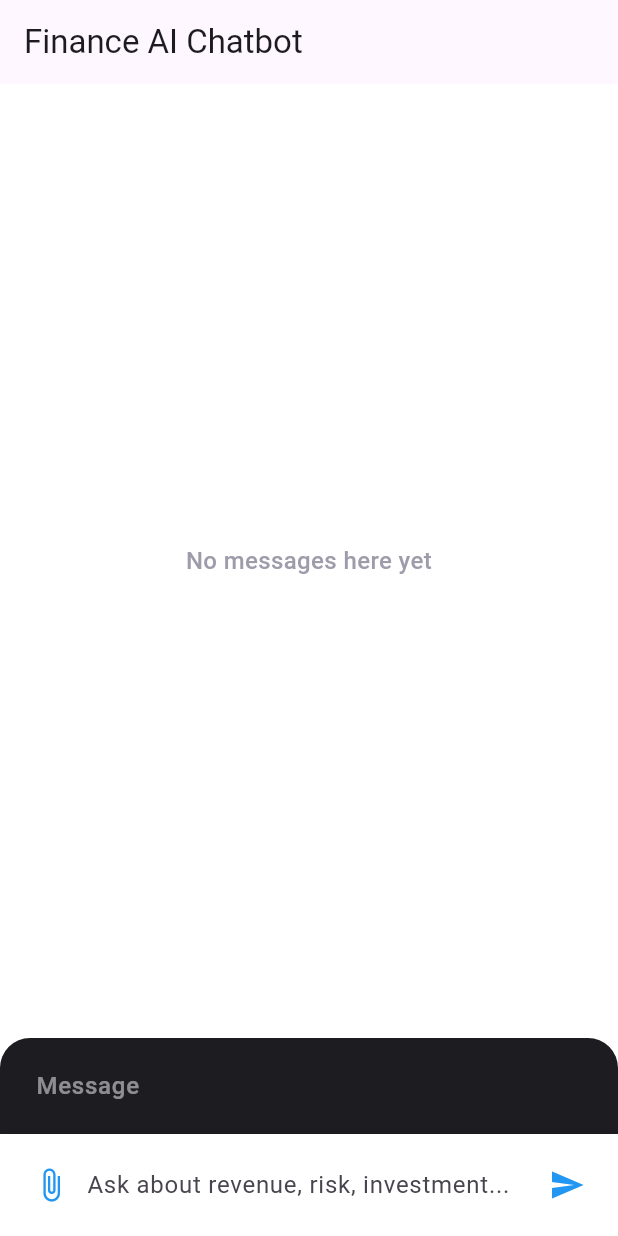
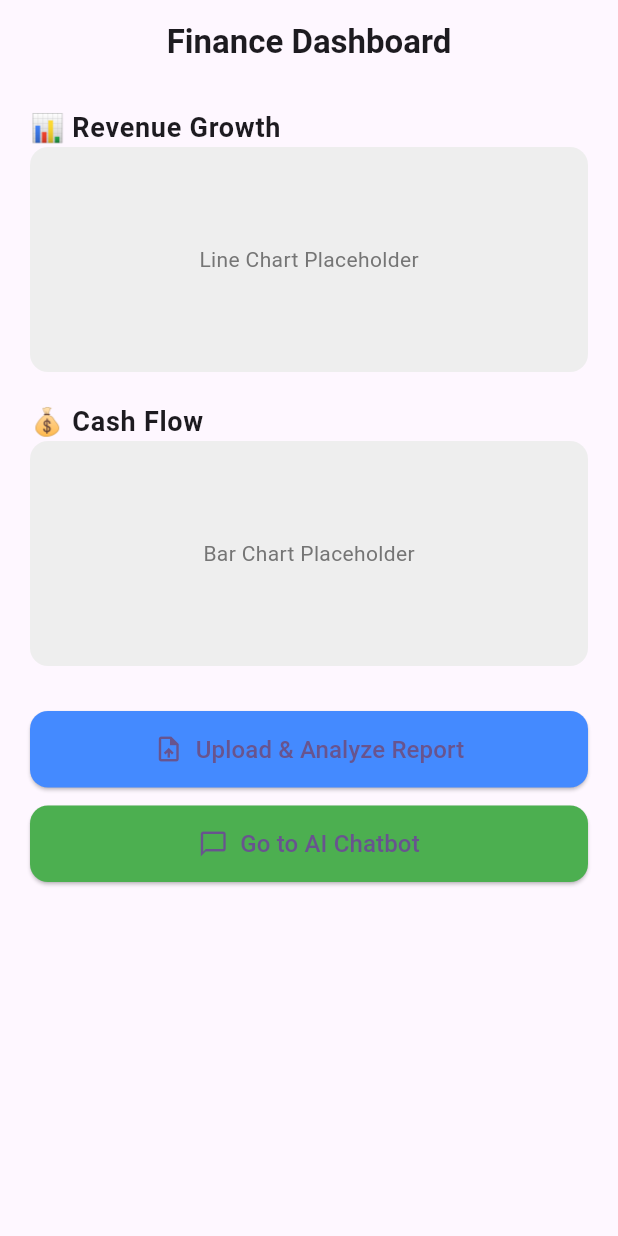
Before and after one commit to dhruvjaink07/finance-analysis, a Flutter app: the screen it shows after launch, on a phone screen of 412 x 824 dp. Run offline on Flutter 3.47's test engine with Material 3 defaults, Android fonts, the phone set to English and light mode, and no system bars; our stand-ins replace dio, file_picker, flutter_chat_types, flutter_chat_ui.

Commit message:
Home and report upload screen

```diff
--- a/lib/main.dart
+++ b/lib/main.dart
@@ -1,5 +1,6 @@
 import 'package:flutter/material.dart';
 import 'package:techblitz/screens/chatbot_screen.dart';
+import 'package:techblitz/screens/home_screen.dart';
 
 void main() {
   runApp(const MyApp());
@@ -32,7 +33,7 @@
         colorScheme: ColorScheme.fromSeed(seedColor: Colors.deepPurple),
         useMaterial3: true,
       ),
-      home: ChatbotScreen(),
+      home: HomeScreen(),
     );
   }
 }
--- /dev/null
+++ b/lib/screens/home_screen.dart
@@ -0,0 +1,107 @@
+import 'package:flutter/material.dart';
+import 'report_upload_screen.dart';
+import 'chatbot_screen.dart';
+
+class HomeScreen extends StatelessWidget {
+  @override
+  Widget build(BuildContext context) {
+    return Scaffold(
+      appBar: AppBar(
+        title: Text("Finance Dashboard",
+            style: TextStyle(fontWeight: FontWeight.bold)),
+        centerTitle: true,
+      ),
+      body: Padding(
+        padding: const EdgeInsets.symmetric(horizontal: 20.0, vertical: 16.0),
+        child: Column(
+          crossAxisAlignment: CrossAxisAlignment.start,
+          children: [
+            _buildSectionTitle("📊 Revenue Growth"),
+            _buildPlaceholder("Line Chart Placeholder"),
+            SizedBox(height: 20),
+            _buildSectionTitle("💰 Cash Flow"),
+            _buildPlaceholder("Bar Chart Placeholder"),
+            SizedBox(height: 30),
+            _buildNavigationButtons(context),
+          ],
+        ),
+      ),
+    );
+  }
+
+  // Styled Section Title
+  Widget _buildSectionTitle(String title) {
+    return Text(
+      title,
+      style: TextStyle(
+          fontSize: 18, fontWeight: FontWeight.w600, letterSpacing: 0.5),
+    );
+  }
+
+  // Placeholder for Charts (Replace with fl_chart later)
+  Widget _buildPlaceholder(String text) {
+    return Container(
+      height: 150,
+      width: double.infinity,
+      decoration: BoxDecoration(
+        color: Colors.grey[200],
+        borderRadius: BorderRadius.circular(12),
+      ),
+      child: Center(
+        child:
+            Text(text, style: TextStyle(color: Colors.grey[600], fontSize: 14)),
+      ),
+    );
+  }
+
+  // Navigation Buttons
+  Widget _buildNavigationButtons(BuildContext context) {
+    return Column(
+      children: [
+        _buildButton(
+          context,
+          title: "Upload & Analyze Report",
+          icon: Icons.upload_file,
+          color: Colors.blueAccent,
+          onTap: () {
+            Navigator.push(context,
+                MaterialPageRoute(builder: (context) => ReportUploadScreen()));
+          },
+        ),
+        SizedBox(height: 12),
+        _buildButton(
+          context,
+          title: "Go to AI Chatbot",
+          icon: Icons.chat_bubble_outline,
+          color: Colors.green,
+          onTap: () {
+            Navigator.push(context,
+                MaterialPageRoute(builder: (context) => ChatbotScreen()));
+          },
+        ),
+      ],
+    );
+  }
+
+  // Custom Button Widget
+  Widget _buildButton(BuildContext context,
+      {required String title,
+      required IconData icon,
+      required Color color,
+      required VoidCallback onTap}) {
+    return SizedBox(
+      width: double.infinity,
+      child: ElevatedButton.icon(
+        icon: Icon(icon, size: 20),
+        label: Text(title, style: TextStyle(fontSize: 16)),
+        style: ElevatedButton.styleFrom(
+          backgroundColor: color,
+          padding: EdgeInsets.symmetric(vertical: 14),
+          shape:
+              RoundedRectangleBorder(borderRadius: BorderRadius.circular(12)),
+        ),
+        onPressed: onTap,
+      ),
+    );
+  }
+}
--- a/pubspec.yaml
+++ b/pubspec.yaml
@@ -39,6 +39,8 @@ dependencies:
   flutter_chat_ui: ^1.6.15
   flutter_chat_types: ^3.6.2
   uuid: ^4.5.1
+  fl_chart: ^0.70.2
+  dio: ^5.8.0+1
 
 dev_dependencies:
   flutter_test:
```
Also changed, not shown: lib/screens/report_upload_screen.dart (added, +117 -0 lines), pubspec.lock.
